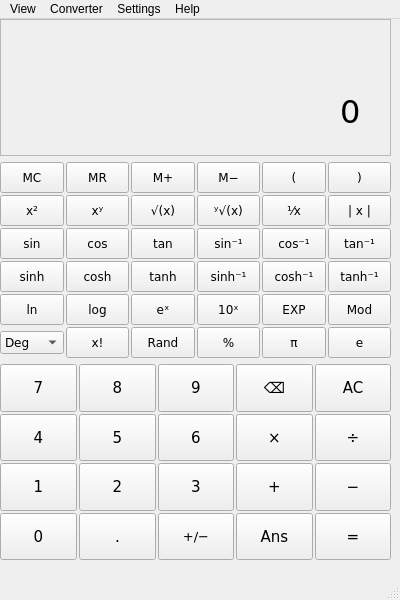
Old version of the form mainwindow.ui in the repository bhs24651/numeric-engine.
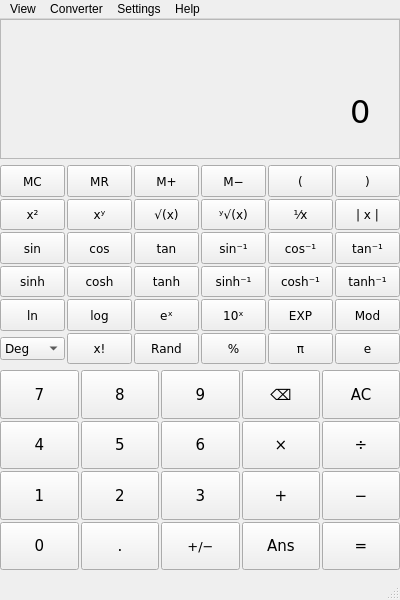
New version of the form.

Commit message: Centered calculator interface, Fixed tab order

The edit to the form file:
```diff
--- a/mainwindow.ui
+++ b/mainwindow.ui
@@ -37,8 +37,8 @@
      <rect>
       <x>0</x>
       <y>0</y>
-      <width>391</width>
-      <height>541</height>
+      <width>400</width>
+      <height>551</height>
      </rect>
     </property>
     <property name="sizePolicy">
@@ -76,7 +76,7 @@
          <rect>
           <x>0</x>
           <y>0</y>
-          <width>361</width>
+          <width>371</width>
           <height>131</height>
          </rect>
         </property>
@@ -90,7 +90,7 @@
             </font>
            </property>
            <property name="text">
-            <string> </string>
+            <string/>
            </property>
           </widget>
          </item>
```
Left out of the diff: 58 changed lines with no effect on the pictures.
